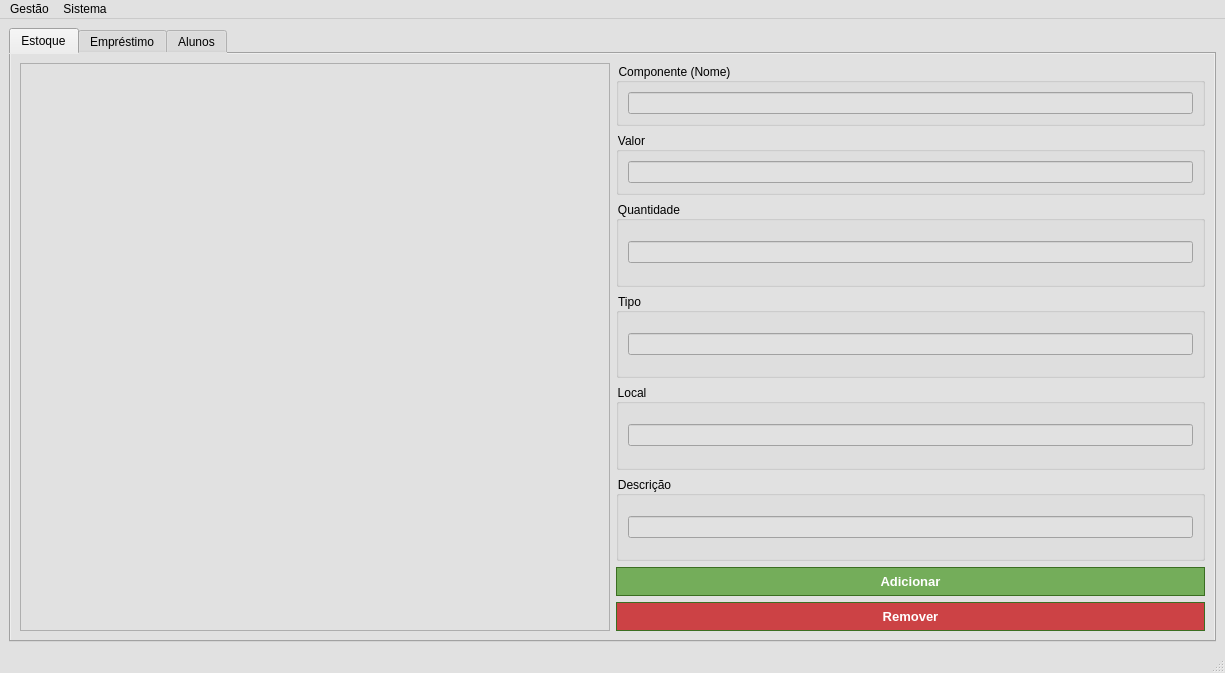
Qt form Sistema_Almox/mainwindow.ui (NycolasAbreu/Sistema_Almox) before a commit.
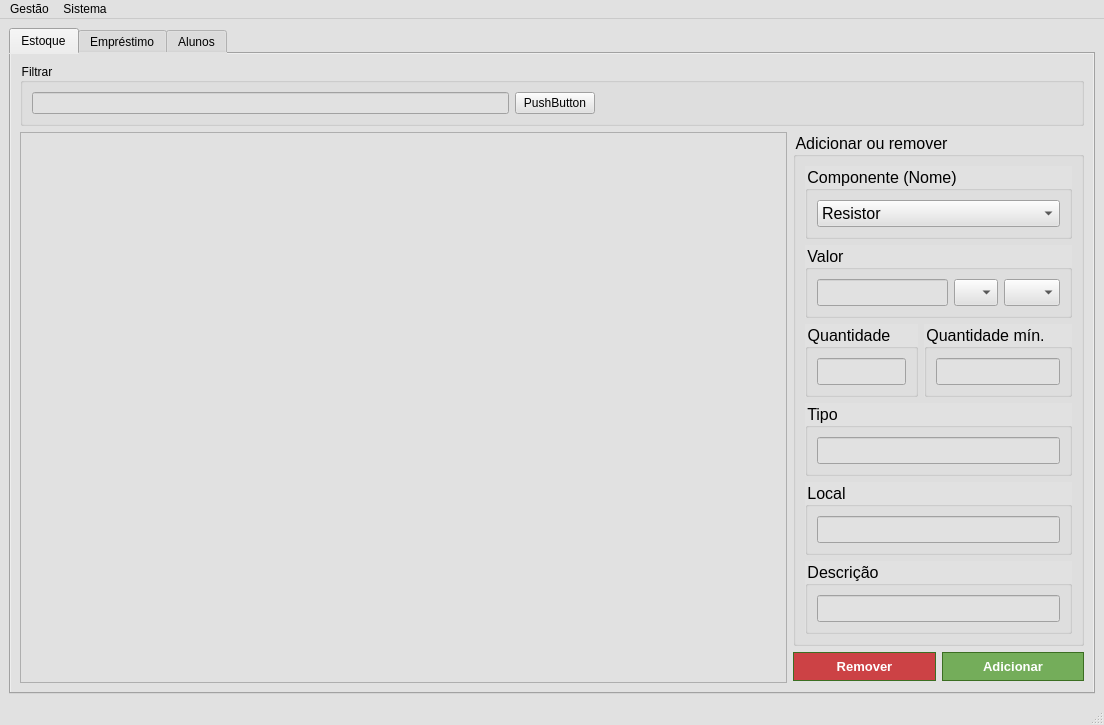
The same form after that commit. Icons and pictures are not drawn.

The edit to the form file:
```diff
--- a/Sistema_Almox/mainwindow.ui
+++ b/Sistema_Almox/mainwindow.ui
@@ -6,8 +6,8 @@
    <rect>
     <x>0</x>
     <y>0</y>
-    <width>1225</width>
-    <height>673</height>
+    <width>1104</width>
+    <height>704</height>
    </rect>
   </property>
   <property name="palette">
@@ -456,8 +456,8 @@
    <string>MainWindow</string>
   </property>
   <widget class="QWidget" name="centralwidget">
-   <layout class="QGridLayout" name="gridLayout_2">
-    <item row="0" column="0">
+   <layout class="QHBoxLayout" name="horizontalLayout_10">
+    <item>
      <widget class="QTabWidget" name="tabWidget">
       <property name="styleSheet">
        <string notr="true">background-color: rgb(225, 225, 225);
@@ -692,44 +692,276 @@
        <attribute name="title">
         <string>Estoque</string>
        </attribute>
-       <layout class="QVBoxLayout" name="verticalLayout">
+       <layout class="QGridLayout" name="gridLayout">
+        <item row="0" column="0">
+         <widget class="QGroupBox" name="groupBox_8">
+          <property name="styleSheet">
+           <string notr="true">font: 75 12pt &quot;MS Shell Dlg 2&quot;;</string>
+          </property>
+          <property name="title">
+           <string>Filtrar</string>
+          </property>
+          <layout class="QVBoxLayout" name="verticalLayout_5">
         <item>
          <layout class="QHBoxLayout" name="horizontalLayout_9">
           <item>
+              <widget class="QLineEdit" name="lineEdit_7"/>
+             </item>
+             <item>
+              <widget class="QPushButton" name="pushButton_3">
+               <property name="styleSheet">
+                <string notr="true">font: 8pt &quot;MS Shell Dlg 2&quot;;</string>
+               </property>
+               <property name="text">
+                <string>PushButton</string>
+               </property>
+              </widget>
+             </item>
+             <item>
+              <spacer name="horizontalSpacer">
+               <property name="orientation">
+                <enum>Qt::Horizontal</enum>
+               </property>
+               <property name="sizeHint" stdset="0">
+                <size>
+                 <width>40</width>
+                 <height>20</height>
+                </size>
+               </property>
+              </spacer>
+             </item>
+            </layout>
+           </item>
+          </layout>
+         </widget>
+        </item>
+        <item row="1" column="0">
+         <layout class="QHBoxLayout" name="horizontalLayout_7" stretch="4,1">
+          <property name="rightMargin">
+           <number>0</number>
+          </property>
+          <item>
            <widget class="QTableWidget" name="tableWidget"/>
           </item>
           <item>
-           <layout class="QVBoxLayout" name="verticalLayout_3">
-            <item>
              <layout class="QVBoxLayout" name="verticalLayout_2">
+            <property name="leftMargin">
+             <number>0</number>
+            </property>
+            <item>
+             <widget class="QGroupBox" name="groupBox_9">
+              <property name="font">
+               <font>
+                <family>MS Shell Dlg 2</family>
+                <pointsize>12</pointsize>
+                <weight>9</weight>
+                <italic>false</italic>
+                <bold>false</bold>
+               </font>
+              </property>
+              <property name="styleSheet">
+               <string notr="true">font: 75 12pt &quot;MS Shell Dlg 2&quot;;</string>
+              </property>
+              <property name="title">
+               <string>Adicionar ou remover</string>
+              </property>
+              <layout class="QVBoxLayout" name="verticalLayout_6">
+               <item>
+                <layout class="QVBoxLayout" name="verticalLayout">
               <item>
                <widget class="QGroupBox" name="groupBox">
+                   <property name="styleSheet">
+                    <string notr="true">font: 10pt &quot;MS Shell Dlg 2&quot;;</string>
+                   </property>
                 <property name="title">
                  <string>Componente (Nome)</string>
                 </property>
                 <layout class="QHBoxLayout" name="horizontalLayout">
                  <item>
-                  <widget class="QLineEdit" name="lineEdit"/>
+                     <widget class="QComboBox" name="comboBox_3">
+                      <item>
+                       <property name="text">
+                        <string>Resistor</string>
+                       </property>
+                      </item>
+                      <item>
+                       <property name="text">
+                        <string>Capacitor</string>
+                       </property>
+                      </item>
+                      <item>
+                       <property name="text">
+                        <string>Diodo</string>
+                       </property>
+                      </item>
+                      <item>
+                       <property name="text">
+                        <string>LED</string>
+                       </property>
+                      </item>
+                      <item>
+                       <property name="text">
+                        <string>CI</string>
+                       </property>
+                      </item>
+                      <item>
+                       <property name="text">
+                        <string>Transistor</string>
+                       </property>
+                      </item>
+                      <item>
+                       <property name="text">
+                        <string>Indutor</string>
+                       </property>
+                      </item>
+                      <item>
+                       <property name="text">
+                        <string>Tiristor</string>
+                       </property>
+                      </item>
+                      <item>
+                       <property name="text">
+                        <string>Chaves</string>
+                       </property>
+                      </item>
+                      <item>
+                       <property name="text">
+                        <string>Miscelâneos</string>
+                       </property>
+                      </item>
+                     </widget>
                  </item>
                 </layout>
                </widget>
               </item>
               <item>
                <widget class="QGroupBox" name="groupBox_2">
+                   <property name="styleSheet">
+                    <string notr="true">font: 10pt &quot;MS Shell Dlg 2&quot;;</string>
+                   </property>
                 <property name="title">
                  <string>Valor</string>
                 </property>
-                <layout class="QHBoxLayout" name="horizontalLayout_2">
+                   <layout class="QHBoxLayout" name="horizontalLayout_2" stretch="3,1,1">
+                    <property name="sizeConstraint">
+                     <enum>QLayout::SetDefaultConstraint</enum>
+                    </property>
                  <item>
                   <widget class="QLineEdit" name="lineEdit_2"/>
                  </item>
-                </layout>
-               </widget>
-              </item>
-             </layout>
-            </item>
+                    <item>
+                     <widget class="QComboBox" name="comboBox">
+                      <item>
+                       <property name="text">
+                        <string/>
+                       </property>
+                      </item>
+                      <item>
+                       <property name="text">
+                        <string>p</string>
+                       </property>
+                      </item>
+                      <item>
+                       <property name="text">
+                        <string>n</string>
+                       </property>
+                      </item>
+                      <item>
+                       <property name="text">
+                        <string>u</string>
+                       </property>
+                      </item>
+                      <item>
+                       <property name="text">
+                        <string>m</string>
+                       </property>
+                      </item>
+                      <item>
+                       <property name="text">
+                        <string>k</string>
+                       </property>
+                      </item>
+                      <item>
+                       <property name="text">
+                        <string>M</string>
+                       </property>
+                      </item>
+                      <item>
+                       <property name="text">
+                        <string>G</string>
+                       </property>
+                      </item>
+                      <item>
+                       <property name="text">
+                        <string>T</string>
+                       </property>
+                      </item>
+                     </widget>
+                    </item>
+                    <item>
+                     <widget class="QComboBox" name="comboBox_2">
+                      <item>
+                       <property name="text">
+                        <string/>
+                       </property>
+                      </item>
+                      <item>
+                       <property name="text">
+                        <string>Ω</string>
+                       </property>
+                      </item>
+                      <item>
+                       <property name="text">
+                        <string>V</string>
+                       </property>
+                      </item>
+                      <item>
+                       <property name="text">
+                        <string>A</string>
+                       </property>
+                      </item>
+                      <item>
+                       <property name="text">
+                        <string>F</string>
+                       </property>
+                      </item>
+                      <item>
+                       <property name="text">
+                        <string>H</string>
+                       </property>
+                      </item>
+                      <item>
+                       <property name="text">
+                        <string>W</string>
+                       </property>
+                      </item>
+                      <item>
+                       <property name="text">
+                        <string>Hz</string>
+                       </property>
+                      </item>
+                      <item>
+                       <property name="text">
+                        <string>Var</string>
+                       </property>
+                      </item>
+                      <item>
+                       <property name="text">
+                        <string>C</string>
+                       </property>
+                      </item>
+                     </widget>
+                    </item>
+                   </layout>
+                  </widget>
+                 </item>
+                 <item>
+                  <layout class="QHBoxLayout" name="horizontalLayout_8">
             <item>
              <widget class="QGroupBox" name="groupBox_3">
+                     <property name="styleSheet">
+                      <string notr="true">font: 10pt &quot;MS Shell Dlg 2&quot;;</string>
+                     </property>
               <property name="title">
                <string>Quantidade</string>
               </property>
@@ -741,23 +973,42 @@
              </widget>
             </item>
             <item>
-             <layout class="QHBoxLayout" name="horizontalLayout_7">
+                    <widget class="QGroupBox" name="groupBox_7">
+                     <property name="styleSheet">
+                      <string notr="true">font: 10pt &quot;MS Shell Dlg 2&quot;;</string>
+                     </property>
+                     <property name="title">
+                      <string>Quantidade mín.</string>
+                     </property>
+                     <layout class="QVBoxLayout" name="verticalLayout_3">
+                      <item>
+                       <widget class="QLineEdit" name="lineEdit"/>
+                      </item>
+                     </layout>
+                    </widget>
+                   </item>
+                  </layout>
+                 </item>
               <item>
                <widget class="QGroupBox" name="groupBox_4">
+                   <property name="styleSheet">
+                    <string notr="true">font: 10pt &quot;MS Shell Dlg 2&quot;;</string>
+                   </property>
                 <property name="title">
                  <string>Tipo</string>
                 </property>
-                <layout class="QHBoxLayout" name="horizontalLayout_4">
+                   <layout class="QVBoxLayout" name="verticalLayout_4">
                  <item>
                   <widget class="QLineEdit" name="lineEdit_4"/>
                  </item>
                 </layout>
                </widget>
               </item>
-             </layout>
-            </item>
             <item>
              <widget class="QGroupBox" name="groupBox_5">
+                   <property name="styleSheet">
+                    <string notr="true">font: 10pt &quot;MS Shell Dlg 2&quot;;</string>
+                   </property>
               <property name="title">
                <string>Local</string>
               </property>
@@ -770,6 +1021,9 @@
             </item>
             <item>
              <widget class="QGroupBox" name="groupBox_6">
+                   <property name="styleSheet">
+                    <string notr="true">font: 10pt &quot;MS Shell Dlg 2&quot;;</string>
+                   </property>
               <property name="title">
                <string>Descrição</string>
               </property>
@@ -780,35 +1034,13 @@
               </layout>
              </widget>
             </item>
-            <item>
-             <widget class="QPushButton" name="pushButton_2">
-              <property name="styleSheet">
-               <string notr="true">.QPushButton { 
-background-color:#74ad5a;
-border:1px solid#3b6e22 ; 
-color:#ffffff; 
-font-family:Arial;
-font-size:13px;
-font-weight:bold; 
-padding:6px 12px; 
-text-decoration:none; } 
-
-.QPushButton:hover { 
-background-color:#68a54b; } 
-
-.QPushButton:active {
- position:relative;
- top:1px; } 
-
-.QPushButton:pressed {
- background-color:#4b7339;
- } </string>
-              </property>
-              <property name="text">
-               <string>Adicionar</string>
-              </property>
+                </layout>
+               </item>
+              </layout>
              </widget>
             </item>
+            <item>
+             <layout class="QHBoxLayout" name="horizontalLayout_4">
             <item>
              <widget class="QPushButton" name="pushButton">
               <property name="autoFillBackground">
@@ -841,6 +1073,53 @@
               </property>
              </widget>
             </item>
+              <item>
+               <widget class="QPushButton" name="pushButton_2">
+                <property name="styleSheet">
+                 <string notr="true">.QPushButton { 
+background-color:#74ad5a;
+border:1px solid#3b6e22 ; 
+color:#ffffff; 
+font-family:Arial;
+font-size:13px;
+font-weight:bold; 
+padding:6px 12px; 
+text-decoration:none; } 
+
+.QPushButton:hover { 
+background-color:#68a54b; } 
+
+.QPushButton:active {
+ position:relative;
+ top:1px; } 
+
+.QPushButton:pressed {
+ background-color:#4b7339;
+ } </string>
+                </property>
+                <property name="text">
+                 <string>Adicionar</string>
+                </property>
+               </widget>
+              </item>
+             </layout>
+            </item>
+            <item>
+             <spacer name="verticalSpacer">
+              <property name="orientation">
+               <enum>Qt::Vertical</enum>
+              </property>
+              <property name="sizeType">
+               <enum>QSizePolicy::Expanding</enum>
+              </property>
+              <property name="sizeHint" stdset="0">
+               <size>
+                <width>20</width>
+                <height>40</height>
+               </size>
+              </property>
+             </spacer>
+            </item>
            </layout>
           </item>
          </layout>
@@ -874,7 +1153,7 @@
     <rect>
      <x>0</x>
      <y>0</y>
-     <width>1225</width>
+     <width>1104</width>
      <height>20</height>
     </rect>
    </property>
```
Lines whose indentation alone changed are shown as unchanged.
